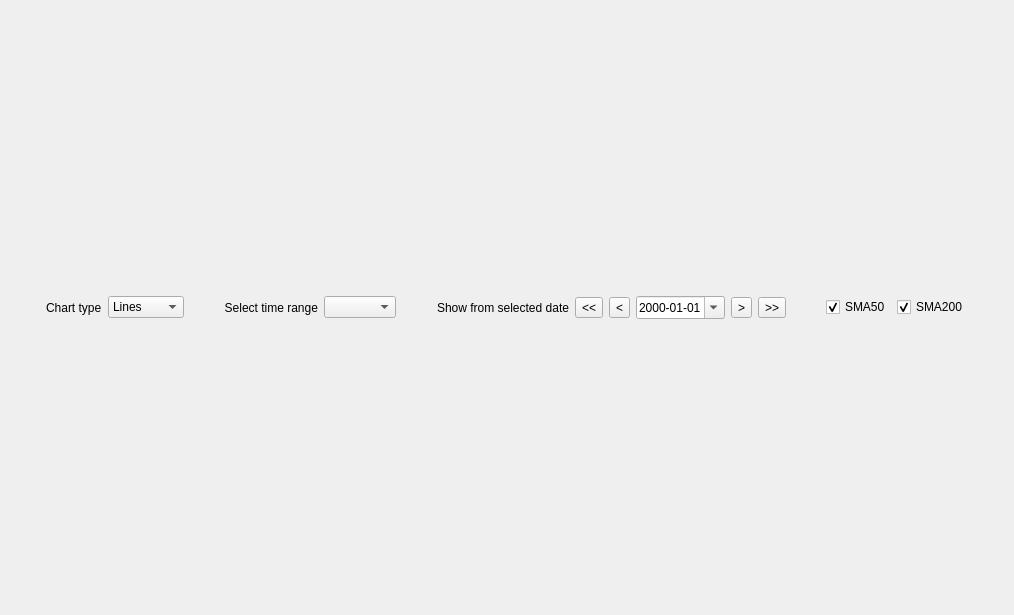
This is ui/wdgProductHistoricalChart.ui in turulomio/xulpymoney as Qt 5 draws it before an edit. The edited form follows.
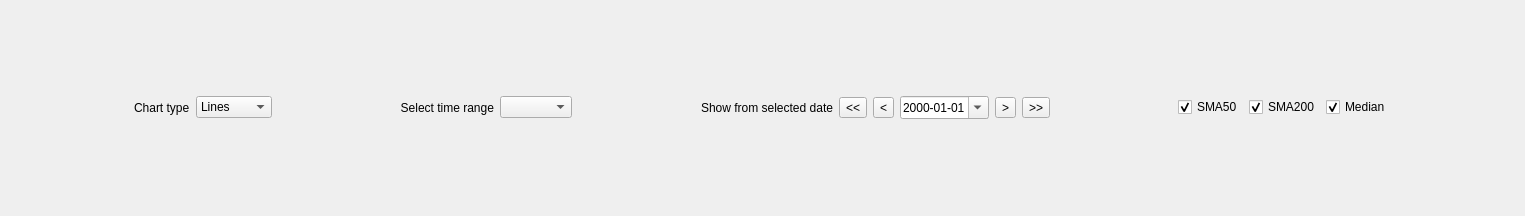
This is the edited form. Icons and pictures are not drawn.

Commit message: Added binary prop to *.ui. Added median value. Added median option to charts. Asked in ticket [#260]

The edit to the form file:
```diff
--- a/ui/wdgProductHistoricalChart.ui
+++ b/ui/wdgProductHistoricalChart.ui
@@ -6,8 +6,8 @@
    <rect>
     <x>0</x>
     <y>0</y>
-    <width>1014</width>
-    <height>615</height>
+    <width>1525</width>
+    <height>216</height>
    </rect>
   </property>
   <layout class="QVBoxLayout" name="verticalLayout">
@@ -185,6 +185,16 @@
        </property>
       </widget>
      </item>
+     <item>
+      <widget class="QCheckBox" name="chkMedian">
+       <property name="text">
+        <string>Median</string>
+       </property>
+       <property name="checked">
+        <bool>true</bool>
+       </property>
+      </widget>
+     </item>
      <item>
       <spacer name="horizontalSpacer_4">
        <property name="orientation">
```
The commit also changes 3 other files.
